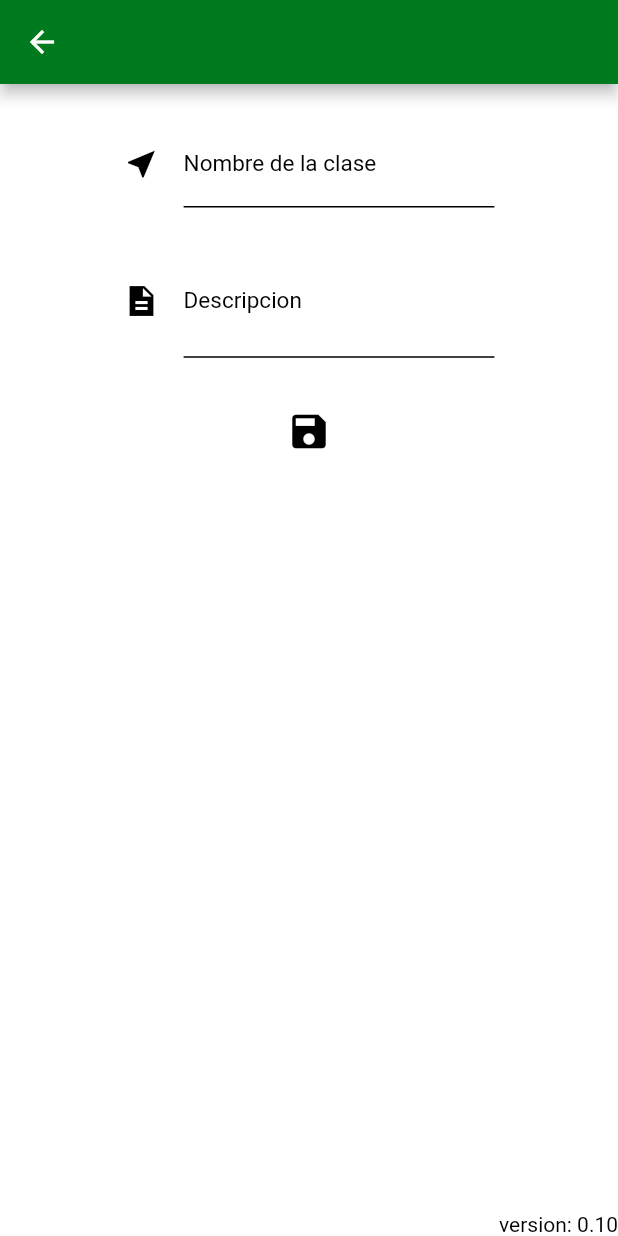
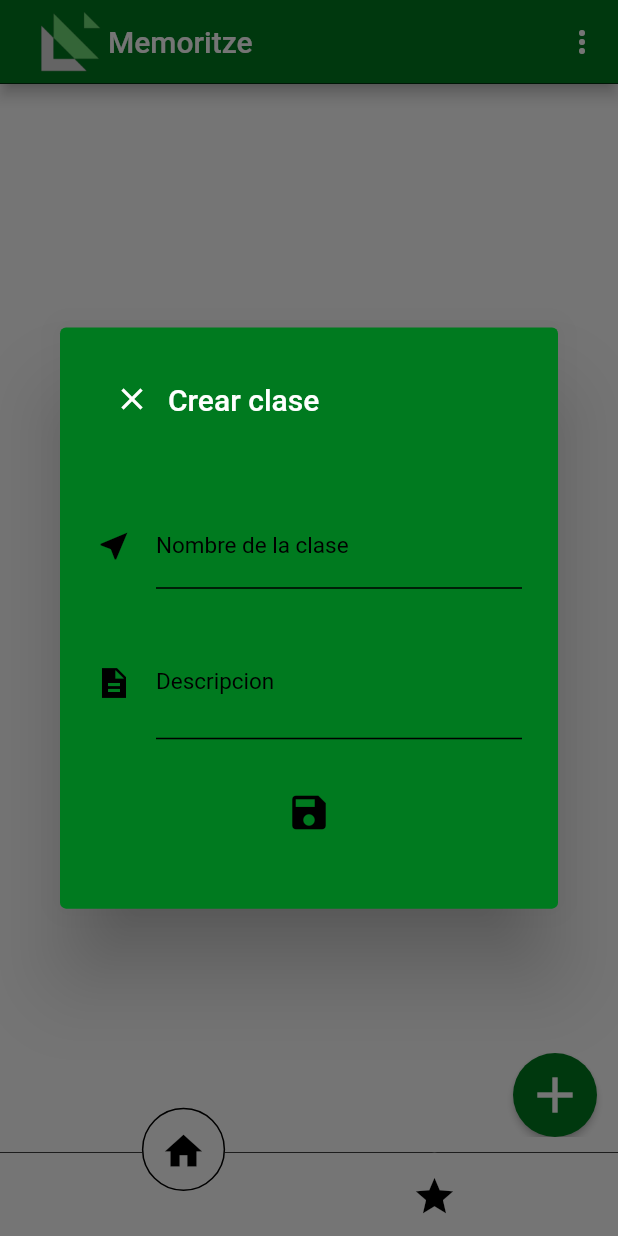
Before and after one commit to SeiGenTa/memoritze, a Flutter app: the ConfigurablePage screen opened directly, after a tap on the "arrow back" icon, after a tap on the "add" icon, on a phone screen of 412 x 824 dp. Run offline on Flutter 3.47's test engine with Material 2 defaults, Android fonts, the phone set to English and light mode, and no system bars; our stand-ins replace sqflite_common_ffi; accounts and stored records are empty.

Commit message:
se cambio la forma en la que se crean las clases, ademas se corrigio un error que habia al momento de ejecutar las preguntas en la aplicacion

```diff
--- a/memoritze/lib/pages/Configuraciones.dart
+++ b/memoritze/lib/pages/Configuraciones.dart
@@ -48,13 +48,10 @@ class _ConfigurablePageState extends State<ConfigurablePage> {
           icon: const Icon(Icons.arrow_back),
         ),
       ),
-      body: Center(
-        child: Container(
-            padding: const EdgeInsets.all(10),
-            constraints: const BoxConstraints(
-              maxWidth: 600,
-            ),
-            child: ListView(
+      body: SafeArea(
+          child: SingleChildScrollView(
+        child: Column(
+          mainAxisAlignment: MainAxisAlignment.center,
           children: [
             Text(
               "Configuraciones",
@@ -68,8 +65,7 @@ class _ConfigurablePageState extends State<ConfigurablePage> {
             Text(
               "Cambios visuales",
               style: TextStyle(
-                      color: setting.getColorText(),
-                      fontWeight: FontWeight.bold),
+                  color: setting.getColorText(), fontWeight: FontWeight.bold),
             ),
             Row(
               children: [
@@ -109,12 +105,11 @@ class _ConfigurablePageState extends State<ConfigurablePage> {
             Text(
               "Ajustes a las clases (Proximamente)",
               style: TextStyle(
-                      color: setting.getColorText(),
-                      fontWeight: FontWeight.bold),
+                  color: setting.getColorText(), fontWeight: FontWeight.bold),
             ),
           ],
+        ),
       )),
-      ),
     );
   }
 }
--- a/memoritze/lib/pages/InitQuests.dart
+++ b/memoritze/lib/pages/InitQuests.dart
@@ -223,7 +223,7 @@ class _InitQuestState extends State<InitQuest> {
                                                 Colors.green),
                                       ),
                                       onPressed: () {
-                                        if (seeResp) setUpEval(myIndex);
+                                        if (seeResp) setDowEval(myIndex);
                                       },
                                       child: Text("Acertado")),
                                 ),
@@ -239,7 +239,7 @@ class _InitQuestState extends State<InitQuest> {
                                                 Colors.red),
                                       ),
                                       onPressed: () {
-                                        if (seeResp) setDowEval(myIndex);
+                                        if (seeResp) setUpEval(myIndex);
                                       },
                                       child: Text("  Erronea  ")),
                                 )
@@ -255,6 +255,7 @@ class _InitQuestState extends State<InitQuest> {
   }
 }
 
+// ignore: must_be_immutable
 class SlimyCardProp extends StatefulWidget {
   final Function()? onUseButton;
 
--- a/memoritze/lib/pages/MenuClass.dart
+++ b/memoritze/lib/pages/MenuClass.dart
@@ -116,7 +116,7 @@ class MenuInitState extends State<MenuInit>
                       AnimatedPositioned(
                           curve: Curves.easeInOut,
                           duration: const Duration(milliseconds: 300),
-                          top: stateMore ? 5 : -50,
+                          top: stateMore ? 5 : -100,
                           right: 5,
                           child: FittedBox(
                             child: Container(
@@ -154,6 +154,18 @@ class MenuInitState extends State<MenuInit>
                                         "Configuraciones",
                                         style: TextStyle(
                                             color: mySetting.getColorText()),
+                                      )),
+                                  TextButton(
+                                      onPressed: () {
+                                        setState(() {
+                                          stateMore = false;
+                                        });
+                                        mensaje(context);
+                                      },
+                                      child: Text(
+                                        "Informacion",
+                                        style: TextStyle(
+                                            color: mySetting.getColorText()),
                                       ))
                                 ],
                               ),
@@ -166,6 +178,40 @@ class MenuInitState extends State<MenuInit>
               bottomNavigationBar: MyBottomBar(),
             ),
     );
+  }
+
+  Future<dynamic> mensaje(BuildContext context) {
+    return showDialog(
+        context: context,
+        builder: (context) {
+          return AlertDialog(
+            backgroundColor: mySetting.getColorNavSup(),
+            content: const SingleChildScrollView(
+              child: Text(
+                '''
+Estimados usuarios,
+
+En primer lugar, permítanme expresar mi más sincero agradecimiento a cada uno de ustedes por utilizar nuestra aplicación. Como creador y desarrollador de esta plataforma, es un honor ver cómo mi trabajo es apreciado y utilizado por personas como ustedes.
+
+Esta aplicación es el resultado de una ardua labor y dedicación de una sola persona: yo mismo. Desde el inicio de este proyecto, mi objetivo siempre fue proporcionar una herramienta intuitiva y eficiente para el estudio personal. Quería ofrecer a los estudiantes y usuarios en general una manera única de aprender y crecer académicamente, permitiéndoles crear sus propias preguntas y establecer el momento más adecuado para abordarlas.
+
+Ver cómo cada uno de ustedes ha utilizado la aplicación para su propio crecimiento personal y desarrollo académico me llena de gratitud y satisfacción. Sus comentarios positivos y sugerencias constructivas han sido una fuente de inspiración para seguir mejorando y expandiendo la aplicación.
+
+Es esencial recordar que esta aplicación no sería nada sin su valioso apoyo y confianza en mi trabajo. Cada vez que la utilizan y la integran en su rutina de estudio, me motivan a esforzarme aún más para hacerla aún mejor.
+
+Como creador, es emocionante saber que mi aplicación está desempeñando un papel en su búsqueda del conocimiento y en su camino hacia el éxito. Mi objetivo siempre ha sido facilitar su proceso de aprendizaje y proporcionarles una experiencia enriquecedora y personalizada.
+
+Por lo tanto, permítanme reiterar mi profundo agradecimiento por ser parte de esta comunidad de usuarios. Su apoyo y retroalimentación son invaluables y me impulsan a seguir trabajando arduamente para mejorar y enriquecer la aplicación con nuevas funcionalidades y características.
+
+Siempre estoy abierto a sus ideas y sugerencias, así que no duden en compartir cualquier comentario que tengan para ayudarme a hacer de esta aplicación un recurso aún más valioso para todos ustedes.
+
+Una vez más, gracias por ser parte de esta emocionante travesía educativa y por confiar en mi aplicación para impulsar su crecimiento académico. Espero que continúen disfrutando de la experiencia de aprender de manera personalizada y a su propio ritmo.
+''',
+                style: TextStyle(color: Colors.white),
+              ),
+            ),
+          );
+        });
   }
 
   AppBar appBarClass() {
--- a/memoritze/lib/pages/menus/CreateNewClass.dart
+++ b/memoritze/lib/pages/menus/CreateNewClass.dart
@@ -39,14 +39,29 @@ class _CreateClassState extends State<CreateClass> {
 
   @override
   Widget build(BuildContext context) {
-    return Scaffold(
-        backgroundColor: mySetting.getBackgroundColor(),
-        appBar: AppBar(
+    return AlertDialog(
+      title: Row(
+        children: [
+          IconButton(
+              onPressed: () {
+                Navigator.pop(context);
+              },
+              icon: const Icon(
+                Icons.close,
+                color: Colors.white,
+              )),
+          const Text(
+            "Crear clase",
+            style: TextStyle(color: Colors.white),
+          ),
+        ],
+      ),
       backgroundColor: mySetting.getColorNavSup(),
-          iconTheme: const IconThemeData(color: Colors.white),
-        ),
-        body: Stack(children: [
-          ListView(
+      actions: [],
+      content: Stack(
+        children: [
+          SingleChildScrollView(
+              child: Column(
             children: [
               Form(
                   key: _formKey,
@@ -55,12 +70,7 @@ class _CreateClassState extends State<CreateClass> {
                       const SizedBox(
                         height: 25,
                       ),
-                      Container(
-                        padding: EdgeInsets.only(
-                          left: MediaQuery.of(context).size.height / 10,
-                          right: MediaQuery.of(context).size.height / 10,
-                        ),
-                        child: TextFormField(
+                      TextFormField(
                         autovalidateMode: AutovalidateMode.onUserInteraction,
                         validator: (value) {
                           if (value!.isEmpty) {
@@ -86,10 +96,8 @@ class _CreateClassState extends State<CreateClass> {
                           ),
                           labelStyle:
                               TextStyle(color: mySetting.getColorText()),
-                            hintStyle:
-                                TextStyle(color: mySetting.getColorText()),
-                            hintText:
-                                "Un buen nombre organizara nuestro estudio",
+                          hintStyle: TextStyle(color: mySetting.getColorText()),
+                          hintText: "Un buen nombre organizara nuestro estudio",
                           hoverColor: mySetting.getColorText(),
                           labelText: "Nombre de la clase",
                           icon: Icon(
@@ -98,16 +106,10 @@ class _CreateClassState extends State<CreateClass> {
                           ),
                         ),
                       ),
-                      ),
                       const SizedBox(
                         height: 25,
                       ),
-                      Container(
-                        padding: EdgeInsets.only(
-                          left: MediaQuery.of(context).size.height / 10,
-                          right: MediaQuery.of(context).size.height / 10,
-                        ),
-                        child: TextFormField(
+                      TextFormField(
                         autovalidateMode: AutovalidateMode.onUserInteraction,
                         minLines: 1,
                         maxLines: 5,
@@ -144,7 +146,6 @@ class _CreateClassState extends State<CreateClass> {
                               Icons.description_sharp,
                               color: mySetting.getColorText(),
                             )),
-                        ),
                       ),
                       const SizedBox(
                         height: 25,
@@ -183,14 +184,9 @@ class _CreateClassState extends State<CreateClass> {
                     ],
                   ))
             ],
+          ))
+        ],
       ),
-          Container(
-            alignment: Alignment.bottomRight,
-            child: Text(
-              "version: 0.${mySetting.version0.toString()}",
-              style: TextStyle(color: mySetting.getColorText()),
-            ),
-          )
-        ]));
+    );
   }
 }
--- a/memoritze/lib/pages/menus/SeeFavClass.dart
+++ b/memoritze/lib/pages/menus/SeeFavClass.dart
@@ -1,4 +1,5 @@
 import 'package:flutter/material.dart';
+import 'package:memoritze/settings.dart';
 
 class FavClass extends StatefulWidget {
   const FavClass({super.key});
@@ -8,10 +9,17 @@ class FavClass extends StatefulWidget {
 }
 
 class _FavClassState extends State<FavClass> {
+  Setting mySetting = Setting();
   @override
   Widget build(BuildContext context) {
-    return const Placeholder(
-      child: Text("Favoritos"),
+    return Center(
+      child: Text(
+        "Favoritos\n \n Esta es una seccion que estara disponible proximamente",
+        style: TextStyle(
+          color: mySetting.getColorText(),
+        ),
+        textAlign: TextAlign.center,
+      ),
     );
   }
 }
--- a/memoritze/lib/pages/menus/SeeMyClass.dart
+++ b/memoritze/lib/pages/menus/SeeMyClass.dart
@@ -94,10 +94,12 @@ class _MyClassState extends State<MyClass> {
                 child: AnimatedCrossFade(
                     firstChild: ElevatedButton(
                       onPressed: () async {
-                        await Navigator.push(
-                            context,
-                            MaterialPageRoute(
-                                builder: (context) => CreateClass()));
+                        await showDialog(
+                          context: context,
+                          builder: (context) {
+                            return CreateClass();
+                          },
+                        );
                         init();
                       },
                       style: ButtonStyle(
@@ -106,7 +108,7 @@ class _MyClassState extends State<MyClass> {
                         shape: const MaterialStatePropertyAll(CircleBorder()),
                         backgroundColor: MaterialStatePropertyAll(
                             mySetting.getColorsIconButton()),
-                        iconColor: MaterialStatePropertyAll(Colors.white),
+                        iconColor: const MaterialStatePropertyAll(Colors.white),
                         iconSize: const MaterialStatePropertyAll(40),
                       ),
                       child: const Icon(
@@ -268,6 +270,16 @@ class _MyClassState extends State<MyClass> {
                 ),
               ),
             ),
+            Positioned(
+                top: 0,
+                left: 0,
+                child: IconButton(
+                  icon: const Icon(
+                    Icons.star_border,
+                  ),
+                  onPressed: () {},
+                  color: Colors.white,
+                ))
           ],
         ),
       ),
```
Also changed, not shown: memoritze/lib/pages/InitQuests copy.dart (deleted, +0 -266 lines), memoritze/pubspec.yaml (+2 -5 lines), memoritze/pubspec.lock. Lines whose indentation alone changed are shown as unchanged.
